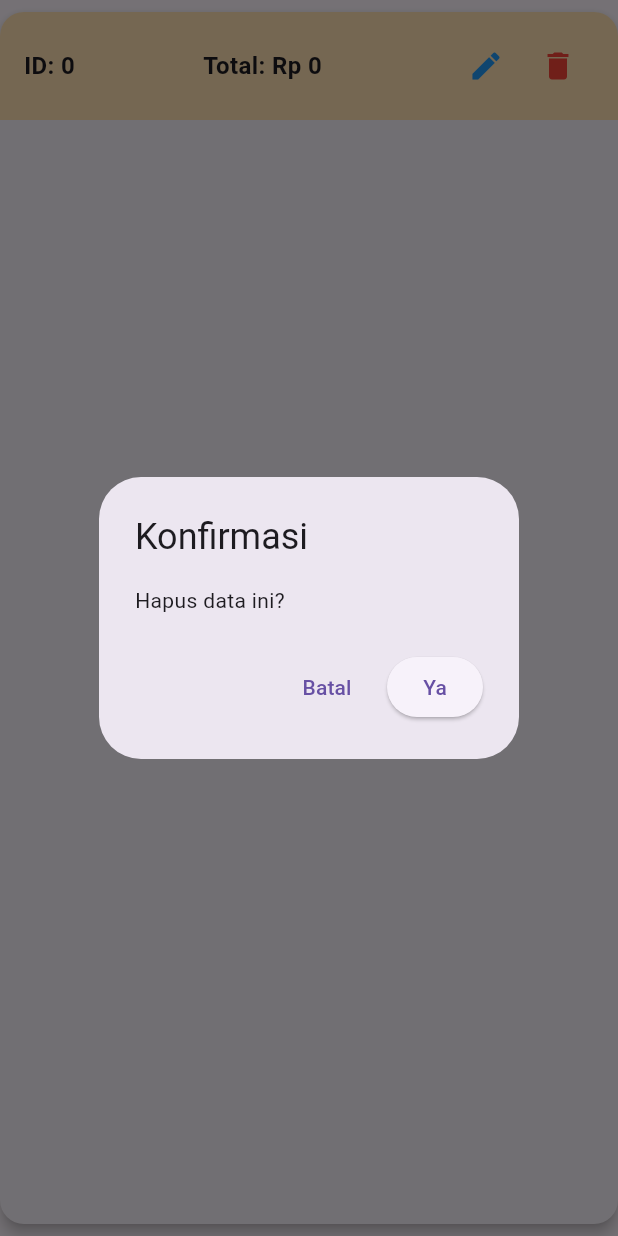
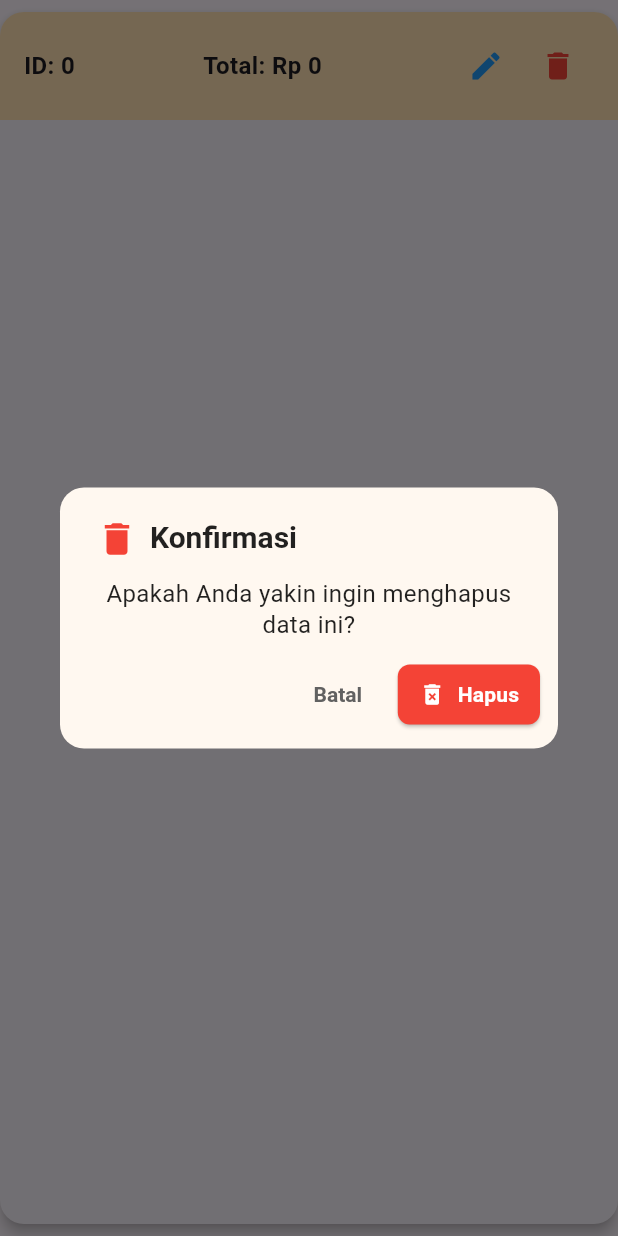
Before and after one commit to fadhlysyahputra02/mie-ayam-bhayangkara-offline, a Flutter app: the DatabaseCard widget shown alone on an empty page, opened directly with empty values, after a tap on the "delete" icon, on a phone screen of 412 x 824 dp. Run offline on Flutter 3.47's test engine with Material 3 defaults, Android fonts, the phone set to English and light mode, and no system bars; our stand-ins replace get, google_fonts, sqflite; accounts and stored records are empty.

```diff
--- a/lib/app/data/db/database_helper.dart
+++ b/lib/app/data/db/database_helper.dart
@@ -187,17 +187,15 @@ class DatabaseHelper {
 
   Future<void> deleteOldPesanan() async {
     final db = await database;
-
     // Ambil waktu saat ini
     final now = DateTime.now();
-
     // Tentukan batas 7 hari yang lalu dari jam 22:00
     final sevenDaysAgoAt22 = DateTime(
       now.year,
       now.month,
       now.day,
       22, // jam 22:00 hari ini
-    ).subtract(const Duration(days: 7)).millisecondsSinceEpoch;
+    ).subtract(const Duration(days: 6)).millisecondsSinceEpoch;
 
     await db.delete(
       'pesanan',
--- a/lib/app/modules/home/1.menu/views/menu_view.dart
+++ b/lib/app/modules/home/1.menu/views/menu_view.dart
@@ -1,10 +1,7 @@
 import 'package:flutter/material.dart';
-import 'package:google_fonts/google_fonts.dart';
 import '../../../../data/db/database_helper.dart';
 import '../../../../data/menu_data.dart';
 import '../../../widgets/header_widget.dart';
-import 'package:get/get.dart';
-
 import '../widgets/buat_pesanan_button.dart';
 import '../widgets/menu_card.dart';
 import '../widgets/order_confirmation_bottom_sheet.dart';
--- a/lib/app/modules/home/2.antrean/views/antrean_view.dart
+++ b/lib/app/modules/home/2.antrean/views/antrean_view.dart
@@ -2,7 +2,6 @@ import 'package:flutter/material.dart';
 import 'package:get/get.dart';
 import 'package:google_fonts/google_fonts.dart';
 import '../../../../data/db/database_helper.dart';
-import '../../../../data/menu_data.dart';
 import 'confirmation_dialogs.dart';
 import 'edit_order_bottom_sheet.dart';
 import '../../../widgets/header_widget.dart';
--- a/lib/app/modules/home/4.database_tampilan/widgets/database_card.dart
+++ b/lib/app/modules/home/4.database_tampilan/widgets/database_card.dart
@@ -1,4 +1,5 @@
 import 'package:flutter/material.dart';
+import 'package:google_fonts/google_fonts.dart';
 import 'package:intl/intl.dart';
 import '../../../../data/db/database_helper.dart';
 import '../utils/time_formatter.dart';
@@ -117,17 +118,81 @@ class DatabaseCard extends StatelessWidget {
                 onPressed: () async {
                   final confirm = await showDialog<bool>(
                     context: context,
-                    builder: (_) => AlertDialog(
-                      title: const Text("Konfirmasi"),
-                      content: const Text("Hapus data ini?"),
+                    builder: (context) => AlertDialog(
+                      shape: RoundedRectangleBorder(
+                        borderRadius: BorderRadius.circular(16),
+                      ),
+                      backgroundColor: const Color(0xFFFFF8F0),
+                      titlePadding: const EdgeInsets.fromLTRB(24, 20, 24, 0),
+                      contentPadding: const EdgeInsets.fromLTRB(24, 12, 24, 0),
+                      actionsPadding: const EdgeInsets.symmetric(
+                        horizontal: 12,
+                        vertical: 12,
+                      ),
+
+                      // 🧩 Judul dengan ikon dan teks
+                      title: const Row(
+                        children: [
+                          Icon(Icons.delete, color: Colors.red, size: 28),
+                          SizedBox(width: 8),
+                          Text(
+                            "Konfirmasi",
+                            style: TextStyle(
+                              fontWeight: FontWeight.bold,
+                              fontSize: 20,
+                              color: Colors.black87,
+                            ),
+                          ),
+                        ],
+                      ),
+
+                      // 📝 Isi pesan
+                      content: Text(
+                        "Apakah Anda yakin ingin menghapus data ini?",
+                        style: GoogleFonts.jockeyOne(
+                          fontSize: 16,
+                          color: Colors.black87,
+                          height: 1.3,
+                        ),
+                        textAlign: TextAlign.center,
+                      ),
+
+                      // 🔘 Tombol aksi
                       actions: [
                         TextButton(
-                          onPressed: () => Navigator.pop(context, false),
+                          style: TextButton.styleFrom(
+                            foregroundColor: Colors.grey[700],
+                            textStyle: const TextStyle(
+                              fontWeight: FontWeight.bold,
+                            ),
+                          ),
+                          onPressed: () => Navigator.of(context).pop(false),
                           child: const Text("Batal"),
                         ),
-                        ElevatedButton(
-                          onPressed: () => Navigator.pop(context, true),
-                          child: const Text("Ya"),
+                        ElevatedButton.icon(
+                          style: ElevatedButton.styleFrom(
+                            backgroundColor: Colors.red,
+                            shape: RoundedRectangleBorder(
+                              borderRadius: BorderRadius.circular(8),
+                            ),
+                            padding: const EdgeInsets.symmetric(
+                              horizontal: 14,
+                              vertical: 10,
+                            ),
+                          ),
+                          onPressed: () => Navigator.of(context).pop(true),
+                          icon: const Icon(
+                            Icons.delete_forever,
+                            size: 18,
+                            color: Colors.white,
+                          ),
+                          label: const Text(
+                            "Hapus",
+                            style: TextStyle(
+                              color: Colors.white,
+                              fontWeight: FontWeight.bold,
+                            ),
+                          ),
                         ),
                       ],
                     ),
```
Also changed, not shown: lib/app/modules/home/1.menu/widgets/order_confirmation_bottom_sheet.dart (+6 -3 lines), lib/app/modules/home/2.antrean/views/order_card.dart (+36 -6 lines), lib/app/modules/home/3.riwayat/views/riwayat_view.dart (+27 -11 lines), lib/app/modules/home/4.database_tampilan/controllers/database_view_controller.dart (deleted, +0 -28 lines), lib/app/modules/home/1.menu/widgets/note_page.dart (deleted), pubspec.lock.
